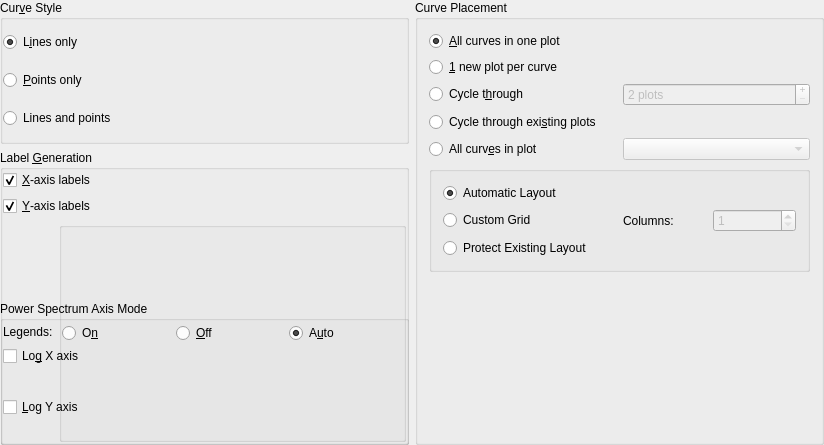
Above: src/libkstapp/datawizardpageplot.ui from Kst-plot/kst before the change. Below: the same form after it.
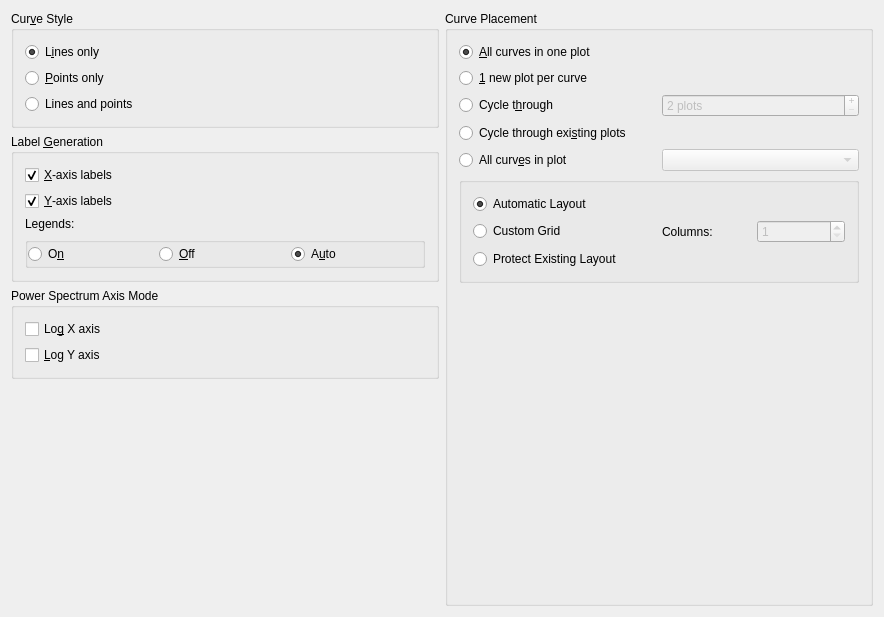
That is the form after the change. Custom widgets are drawn as their Qt base class.

Commit message: Eliminate overlapping items created by the Grid. Fix DataWizard Layouts. Add Debugging of Grid Creation.

```diff
--- a/src/libkstapp/datawizardpageplot.ui
+++ b/src/libkstapp/datawizardpageplot.ui
@@ -5,24 +5,48 @@
    <rect>
     <x>0</x>
     <y>0</y>
-    <width>824</width>
-    <height>445</height>
+    <width>884</width>
+    <height>617</height>
    </rect>
   </property>
   <layout class="QGridLayout" >
-   <property name="leftMargin" >
-    <number>0</number>
-   </property>
-   <property name="topMargin" >
-    <number>0</number>
-   </property>
-   <property name="rightMargin" >
-    <number>0</number>
-   </property>
-   <property name="bottomMargin" >
-    <number>0</number>
-   </property>
-   <item rowspan="3" row="0" column="1" >
+   <item row="0" column="0" >
+    <widget class="QGroupBox" name="buttonGroup1" >
+     <property name="title" >
+      <string>Cur&amp;ve Style</string>
+     </property>
+     <layout class="QVBoxLayout" >
+      <item>
+       <widget class="QRadioButton" name="_drawLines" >
+        <property name="text" >
+         <string>L&amp;ines only</string>
+        </property>
+        <property name="checked" >
+         <bool>true</bool>
+        </property>
+       </widget>
+      </item>
+      <item>
+       <widget class="QRadioButton" name="_drawPoints" >
+        <property name="text" >
+         <string>&amp;Points only</string>
+        </property>
+       </widget>
+      </item>
+      <item>
+       <widget class="QRadioButton" name="_drawBoth" >
+        <property name="text" >
+         <string>Lines and points</string>
+        </property>
+        <property name="shortcut" >
+         <string/>
+        </property>
+       </widget>
+      </item>
+     </layout>
+    </widget>
+   </item>
+   <item rowspan="4" row="0" column="1" >
     <widget class="QGroupBox" name="_plotGroup" >
      <property name="title" >
       <string>Curve Placement</string>
@@ -131,7 +155,7 @@
        </layout>
       </item>
       <item row="5" column="0" >
-       <widget class="QGroupBox" name="groupBox" >
+       <widget class="QGroupBox" name="groupBox_2" >
         <property name="title" >
          <string/>
         </property>
@@ -156,7 +180,7 @@
          <item row="1" column="1" >
           <layout class="QHBoxLayout" >
            <item>
-            <widget class="QLabel" name="label_2" >
+            <widget class="QLabel" name="label_3" >
              <property name="text" >
               <string>Columns:</string>
              </property>
@@ -203,72 +227,12 @@
      </layout>
     </widget>
    </item>
-   <item row="0" column="0" >
-    <widget class="QGroupBox" name="buttonGroup1" >
-     <property name="title" >
-      <string>Cur&amp;ve Style</string>
-     </property>
-     <layout class="QGridLayout" >
-      <property name="leftMargin" >
-       <number>0</number>
-      </property>
-      <property name="topMargin" >
-       <number>0</number>
-      </property>
-      <property name="rightMargin" >
-       <number>0</number>
-      </property>
-      <property name="bottomMargin" >
-       <number>0</number>
-      </property>
-      <item row="0" column="0" >
-       <widget class="QRadioButton" name="_drawLines" >
-        <property name="text" >
-         <string>L&amp;ines only</string>
-        </property>
-        <property name="checked" >
-         <bool>true</bool>
-        </property>
-       </widget>
-      </item>
-      <item row="2" column="0" >
-       <widget class="QRadioButton" name="_drawBoth" >
-        <property name="text" >
-         <string>Lines and points</string>
-        </property>
-        <property name="shortcut" >
-         <string/>
-        </property>
-       </widget>
-      </item>
       <item row="1" column="0" >
-       <widget class="QRadioButton" name="_drawPoints" >
-        <property name="text" >
-         <string>&amp;Points only</string>
-        </property>
-       </widget>
-      </item>
-     </layout>
-    </widget>
-   </item>
-   <item rowspan="2" row="1" column="0" >
     <widget class="QGroupBox" name="buttonGroup3" >
      <property name="title" >
       <string>Label &amp;Generation</string>
      </property>
      <layout class="QVBoxLayout" >
-      <property name="leftMargin" >
-       <number>0</number>
-      </property>
-      <property name="topMargin" >
-       <number>0</number>
-      </property>
-      <property name="rightMargin" >
-       <number>0</number>
-      </property>
-      <property name="bottomMargin" >
-       <number>0</number>
-      </property>
       <item>
        <widget class="QCheckBox" name="_xAxisLabels" >
         <property name="text" >
@@ -290,20 +254,6 @@
        </widget>
       </item>
       <item>
-       <layout class="QHBoxLayout" >
-        <property name="leftMargin" >
-         <number>0</number>
-        </property>
-        <property name="topMargin" >
-         <number>0</number>
-        </property>
-        <property name="rightMargin" >
-         <number>0</number>
-        </property>
-        <property name="bottomMargin" >
-         <number>0</number>
-        </property>
-        <item>
          <widget class="QLabel" name="textLabel2_3" >
           <property name="sizePolicy" >
            <sizepolicy vsizetype="Preferred" hsizetype="Fixed" >
@@ -368,8 +318,6 @@
          </widget>
         </item>
        </layout>
-      </item>
-     </layout>
     </widget>
    </item>
    <item row="2" column="0" >
@@ -378,18 +326,6 @@
       <string>Power Spectrum Axis Mode</string>
      </property>
      <layout class="QVBoxLayout" >
-      <property name="leftMargin" >
-       <number>0</number>
-      </property>
-      <property name="topMargin" >
-       <number>0</number>
-      </property>
-      <property name="rightMargin" >
-       <number>0</number>
-      </property>
-      <property name="bottomMargin" >
-       <number>0</number>
-      </property>
       <item>
        <widget class="QCheckBox" name="_psdLogX" >
         <property name="text" >
@@ -407,6 +343,19 @@
      </layout>
     </widget>
    </item>
+   <item row="3" column="0" >
+    <spacer>
+     <property name="orientation" >
+      <enum>Qt::Vertical</enum>
+     </property>
+     <property name="sizeHint" >
+      <size>
+       <width>20</width>
+       <height>40</height>
+      </size>
+     </property>
+    </spacer>
+   </item>
   </layout>
  </widget>
  <layoutdefault spacing="6" margin="11" />
```
Left out of the diff: 35 changed lines with no effect on the pictures. Lines whose indentation alone changed are shown as unchanged. The commit also changes 4 other files.
